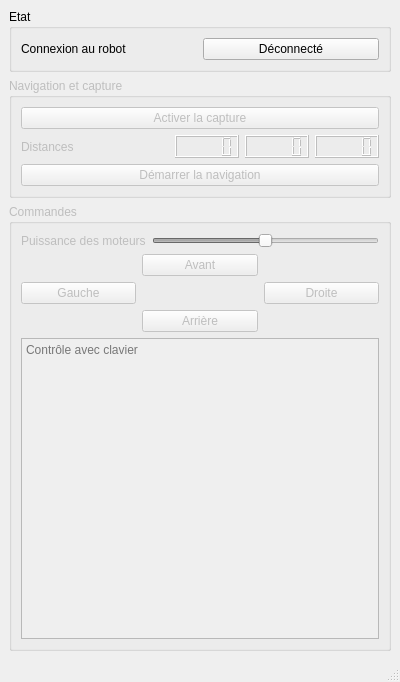
This is Code/PC/GUI/DistancesCarRemoteControler.ui in Hamza5/PFE-Master as Qt 5 draws it before an edit. The edited form follows.
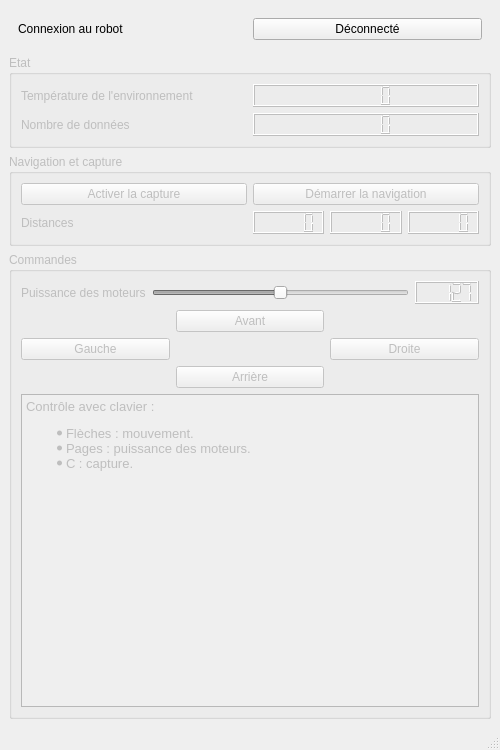
This is the edited form.

```diff
--- a/Code/PC/GUI/DistancesCarRemoteControler.ui
+++ b/Code/PC/GUI/DistancesCarRemoteControler.ui
@@ -6,8 +6,8 @@
    <rect>
     <x>0</x>
     <y>0</y>
-    <width>400</width>
-    <height>682</height>
+    <width>500</width>
+    <height>750</height>
    </rect>
   </property>
   <property name="windowTitle">
@@ -19,10 +19,7 @@
   <widget class="QWidget" name="centralwidget">
    <layout class="QVBoxLayout" name="verticalLayout">
     <item>
-     <widget class="QGroupBox" name="stateGroupBox">
-      <property name="title">
-       <string>Etat</string>
-      </property>
+     <widget class="QWidget" name="connectionWidget" native="true">
       <layout class="QHBoxLayout" name="horizontalLayout">
        <item>
         <widget class="QLabel" name="connectionStateLabel">
@@ -39,6 +36,43 @@
         </widget>
        </item>
       </layout>
+      <zorder>connectionPushButton</zorder>
+      <zorder>connectionStateLabel</zorder>
+      <zorder>stateGroupBox</zorder>
+      <zorder>connectionStateLabel</zorder>
+      <zorder>connectionPushButton</zorder>
+     </widget>
+    </item>
+    <item>
+     <widget class="QGroupBox" name="stateGroupBox">
+      <property name="enabled">
+       <bool>false</bool>
+      </property>
+      <property name="title">
+       <string>Etat</string>
+      </property>
+      <layout class="QGridLayout" name="gridLayout_5">
+       <item row="2" column="1">
+        <widget class="QLCDNumber" name="dataCountLcdNumber"/>
+       </item>
+       <item row="1" column="0">
+        <widget class="QLabel" name="temperatureLabel">
+         <property name="text">
+          <string>Température de l'environnement</string>
+         </property>
+        </widget>
+       </item>
+       <item row="2" column="0">
+        <widget class="QLabel" name="dataCountLabel">
+         <property name="text">
+          <string>Nombre de données</string>
+         </property>
+        </widget>
+       </item>
+       <item row="1" column="1">
+        <widget class="QLCDNumber" name="temperatureLcdNumber"/>
+       </item>
+      </layout>
      </widget>
     </item>
     <item>
@@ -50,14 +84,14 @@
        <string>Navigation et capture</string>
       </property>
       <layout class="QGridLayout" name="gridLayout_3">
-       <item row="1" column="0">
+       <item row="2" column="0">
         <widget class="QLabel" name="distancesLabel">
          <property name="text">
           <string>Distances</string>
          </property>
         </widget>
        </item>
-       <item row="1" column="1">
+       <item row="2" column="1">
         <layout class="QGridLayout" name="gridLayout_2">
          <item row="0" column="0">
           <widget class="QLCDNumber" name="leftDistanceLcdNumber">
@@ -74,7 +108,7 @@
          </item>
         </layout>
        </item>
-       <item row="2" column="0" colspan="2">
+       <item row="1" column="1">
         <widget class="QPushButton" name="navigationPushButton">
          <property name="text">
           <string>Démarrer la navigation</string>
@@ -84,7 +118,7 @@
          </property>
         </widget>
        </item>
-       <item row="0" column="0" colspan="2">
+       <item row="1" column="0">
         <widget class="QPushButton" name="enableCapturePushButton">
          <property name="text">
           <string>Activer la capture</string>
@@ -129,7 +163,14 @@
          </property>
         </widget>
        </item>
-       <item row="1" column="0" colspan="2">
+       <item row="0" column="2">
+        <widget class="QLCDNumber" name="enginesPowerlcdNumber">
+         <property name="value" stdset="0">
+          <double>127.000000000000000</double>
+         </property>
+        </widget>
+       </item>
+       <item row="1" column="0" colspan="3">
         <layout class="QGridLayout" name="gridLayout">
          <item row="0" column="1">
           <widget class="QPushButton" name="forwardPushButton">
@@ -161,8 +202,8 @@
          </item>
         </layout>
        </item>
-       <item row="2" column="0" colspan="2">
-        <widget class="QPlainTextEdit" name="keyboardControlPlainTextEdit">
+       <item row="2" column="0" colspan="3">
+        <widget class="QTextBrowser" name="keyboardControlTextBrowser">
          <property name="sizePolicy">
           <sizepolicy hsizetype="Expanding" vsizetype="Expanding">
            <horstretch>0</horstretch>
@@ -172,15 +213,19 @@
          <property name="contextMenuPolicy">
           <enum>Qt::NoContextMenu</enum>
          </property>
-         <property name="readOnly">
-          <bool>true</bool>
+         <property name="html">
+          <string>&lt;!DOCTYPE HTML PUBLIC &quot;-//W3C//DTD HTML 4.0//EN&quot; &quot;http://www.w3.org/TR/REC-html40/strict.dtd&quot;&gt;
+&lt;html&gt;&lt;head&gt;&lt;meta name=&quot;qrichtext&quot; content=&quot;1&quot; /&gt;&lt;style type=&quot;text/css&quot;&gt;
+p, li { white-space: pre-wrap; }
+&lt;/style&gt;&lt;/head&gt;&lt;body style=&quot; font-family:'Noto Sans'; font-size:10pt; font-weight:400; font-style:normal;&quot;&gt;
+&lt;p style=&quot; margin-top:12px; margin-bottom:12px; margin-left:0px; margin-right:0px; -qt-block-indent:0; text-indent:0px;&quot;&gt;Contrôle avec clavier :&lt;/p&gt;
+&lt;ul style=&quot;margin-top: 0px; margin-bottom: 0px; margin-left: 0px; margin-right: 0px; -qt-list-indent: 1;&quot;&gt;&lt;li style=&quot; margin-top:0px; margin-bottom:0px; margin-left:0px; margin-right:0px; -qt-block-indent:0; text-indent:0px;&quot;&gt;Flèches : mouvement.&lt;/li&gt;
+&lt;li style=&quot; margin-top:0px; margin-bottom:0px; margin-left:0px; margin-right:0px; -qt-block-indent:0; text-indent:0px;&quot;&gt;Pages : puissance des moteurs.&lt;/li&gt;
+&lt;li style=&quot; margin-top:0px; margin-bottom:12px; margin-left:0px; margin-right:0px; -qt-block-indent:0; text-indent:0px;&quot;&gt;C : capture.&lt;/li&gt;&lt;/ul&gt;&lt;/body&gt;&lt;/html&gt;</string>
          </property>
          <property name="textInteractionFlags">
           <set>Qt::NoTextInteraction</set>
          </property>
-         <property name="placeholderText">
-          <string>Contrôle avec clavier</string>
-         </property>
         </widget>
        </item>
       </layout>
```
Left out of the diff: 21 changed lines with no effect on the pictures.
